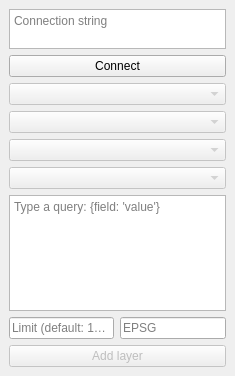
rombru/mongodb_layer, file core/mongodb_layer_dockwidget_base.ui: the form before one commit.
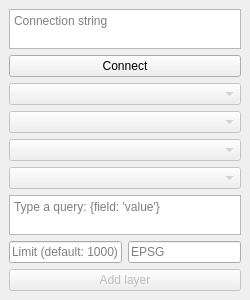
The form after the commit.

Commit message: feat: make the size of the main window adaptive

```diff
--- a/core/mongodb_layer_dockwidget_base.ui
+++ b/core/mongodb_layer_dockwidget_base.ui
@@ -9,14 +9,14 @@
    <rect>
     <x>0</x>
     <y>0</y>
-    <width>235</width>
-    <height>376</height>
+    <width>250</width>
+    <height>300</height>
    </rect>
   </property>
   <property name="minimumSize">
    <size>
-    <width>163</width>
-    <height>332</height>
+    <width>150</width>
+    <height>100</height>
    </size>
   </property>
   <property name="baseSize">
@@ -29,13 +29,13 @@
    <string>Add MongoDB Layer</string>
   </property>
   <widget class="QWidget" name="dockWidgetContents">
-   <layout class="QVBoxLayout" name="verticalLayout_2" stretch="1,0,1,0,0,0,0,0,0">
+   <layout class="QVBoxLayout" name="verticalLayout_2" stretch="1,0,0,0,0,0,1,0,0">
     <item>
      <widget class="QPlainTextEdit" name="connectionTextEdit">
       <property name="minimumSize">
        <size>
         <width>100</width>
-        <height>40</height>
+        <height>20</height>
        </size>
       </property>
       <property name="accessibleDescription">
```
Left out of the diff: 2 changed lines with no effect on the pictures.
